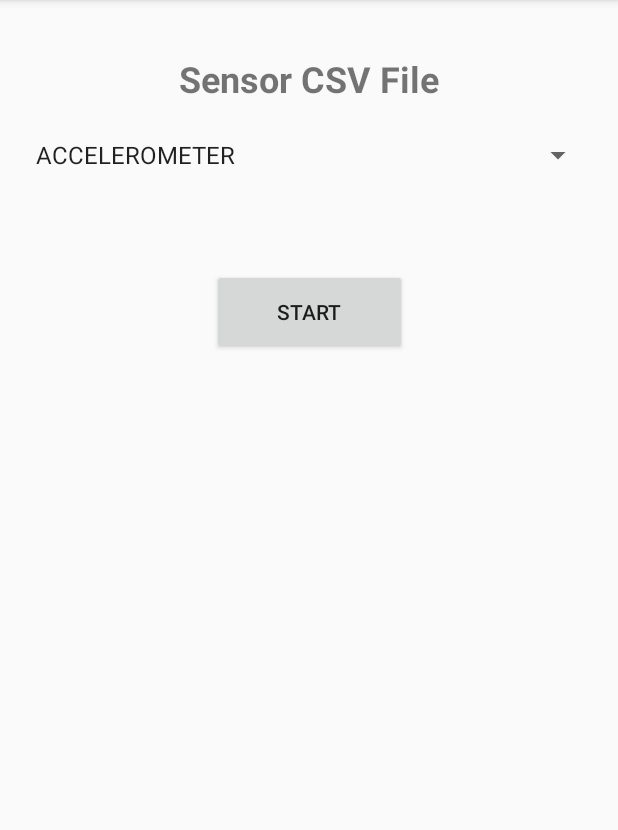
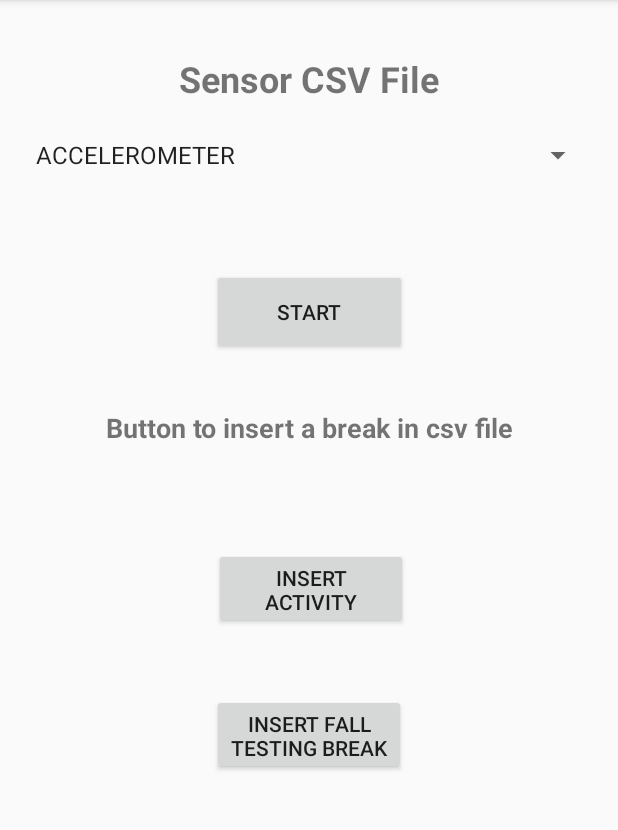
Before and after one commit to YJ1007/SensorLogger, an Android app: the screen it shows after launch (MainActivity), on a phone screen of 412 x 824 dp, the part 84-914 px from its top. Run offline under Robolectric (Android 15) with nearby library versions, the phone set to English and light mode, and no system bars.

Commit message:
added support to log all sensors together in csv

```diff
--- a/app/src/main/java/com/self/sensorlog/MainActivity.java
+++ b/app/src/main/java/com/self/sensorlog/MainActivity.java
@@ -24,6 +24,8 @@ public class MainActivity extends AppCompatActivity implements AdapterView.OnIte
   private static final String TAG = MainActivity.class.getCanonicalName();
   private Spinner sensorSpinner;
   private Button but;
+  private Button setActivity;
+  private Button fallTestStartBut;
   private String selectedSensor = "";
   private SensorBase sb;
   private boolean isRunning = false;
@@ -35,7 +37,8 @@ public class MainActivity extends AppCompatActivity implements AdapterView.OnIte
   public enum SENSORS_LIST {
     ACCELEROMETER,
     GYROSCOPE,
-    GRAVITY_SENSOR
+    GRAVITY_SENSOR,
+    ALL
   }
 
   @Override
@@ -47,7 +50,16 @@ public class MainActivity extends AppCompatActivity implements AdapterView.OnIte
     initSpinner();
     but = findViewById(R.id.startBut);
     but.setText("START");
+
+    setActivity = findViewById(R.id.setActivity);
+    setActivity.setText("insert activity break");
+
+    fallTestStartBut = findViewById(R.id.fallTestStart);
+    fallTestStartBut.setText("insert fall testing break");
+
     if(but != null) but.setOnClickListener(this);
+    if(setActivity != null) setActivity.setOnClickListener(this);
+    if(fallTestStartBut != null) fallTestStartBut.setOnClickListener(this);
   }
 
   private void initSpinner(){
@@ -58,6 +70,7 @@ public class MainActivity extends AppCompatActivity implements AdapterView.OnIte
     sensor_list.add(SENSORS_LIST.ACCELEROMETER);
     sensor_list.add(SENSORS_LIST.GYROSCOPE);
     sensor_list.add(SENSORS_LIST.GRAVITY_SENSOR);
+    sensor_list.add(SENSORS_LIST.ALL);
 
     ArrayAdapter<SENSORS_LIST> dataAdapter = new ArrayAdapter<>(this, android.R.layout.simple_spinner_item, sensor_list);
 
@@ -66,10 +79,28 @@ public class MainActivity extends AppCompatActivity implements AdapterView.OnIte
 
   @Override
   public void onClick(View view) {
-    if (checkSelfPermission(Manifest.permission.WRITE_EXTERNAL_STORAGE) == PackageManager.PERMISSION_GRANTED && checkSelfPermission(Manifest.permission.READ_EXTERNAL_STORAGE) == PackageManager.PERMISSION_GRANTED) {
-      runLogger();
-    } else {
-      requestPermissions(permissions, 200);
+    switch(view.getId()) {
+      case R.id.startBut:
+        if (checkSelfPermission(Manifest.permission.WRITE_EXTERNAL_STORAGE) == PackageManager.PERMISSION_GRANTED && checkSelfPermission(Manifest.permission.READ_EXTERNAL_STORAGE) == PackageManager.PERMISSION_GRANTED) {
+          runLogger();
+        } else {
+          requestPermissions(permissions, 200);
+        }
+        break;
+
+      case R.id.setActivity:
+        if(isRunning)
+          sb.insertActivityBreak();
+        else
+          Toast.makeText(this, "Start logging to insert break", Toast.LENGTH_SHORT).show();
+        break;
+
+      case R.id.fallTestStart:
+        if(isRunning)
+          sb.insertFallBreak();
+        else
+          Toast.makeText(this, "Start logging to insert break", Toast.LENGTH_SHORT).show();
+        break;
     }
   }
 
--- a/app/src/main/res/layout/activity_main.xml
+++ b/app/src/main/res/layout/activity_main.xml
@@ -5,6 +5,20 @@
     android:layout_width="match_parent"
     android:layout_height="match_parent"
     tools:context=".MainActivity">
+
+    <Button
+        android:id="@+id/fallTestStart"
+        android:layout_width="129dp"
+        android:layout_height="54dp"
+        android:layout_marginStart="141dp"
+        android:layout_marginTop="15dp"
+        android:layout_marginEnd="141dp"
+        android:layout_marginBottom="249dp"
+        android:text="Button"
+        app:layout_constraintBottom_toBottomOf="parent"
+        app:layout_constraintEnd_toEndOf="parent"
+        app:layout_constraintStart_toStartOf="parent"
+        app:layout_constraintTop_toBottomOf="@+id/setActivity" />
 
     <TextView
         android:id="@+id/textView"
@@ -44,4 +58,37 @@
         app:layout_constraintStart_toStartOf="parent"
         app:layout_constraintTop_toBottomOf="@+id/sensorPicker" />
 
+    <Button
+        android:id="@+id/setActivity"
+        android:layout_width="129dp"
+        android:layout_height="54dp"
+        android:layout_marginStart="142dp"
+        android:layout_marginTop="21dp"
+        android:layout_marginEnd="140dp"
+        android:layout_marginBottom="26dp"
+        android:text="Button"
+        app:layout_constraintBottom_toTopOf="@+id/fallTestStart"
+        app:layout_constraintEnd_toEndOf="parent"
+        app:layout_constraintStart_toStartOf="parent"
+        app:layout_constraintTop_toBottomOf="@+id/textView2" />
+
+    <TextView
+        android:id="@+id/textView2"
+        android:layout_width="291dp"
+        android:layout_height="47dp"
+        android:layout_marginStart="60dp"
+        android:layout_marginTop="34dp"
+        android:layout_marginEnd="60dp"
+        android:layout_marginBottom="21dp"
+        android:gravity="center_horizontal"
+        android:text="Button to insert a break in csv file"
+        android:textSize="18sp"
+        android:textStyle="bold"
+        android:visibility="visible"
+        app:layout_constraintBottom_toTopOf="@+id/setActivity"
+        app:layout_constraintEnd_toEndOf="parent"
+        app:layout_constraintStart_toStartOf="parent"
+        app:layout_constraintTop_toBottomOf="@+id/startBut"
+        app:layout_constraintVertical_bias="0.47000003" />
+
 </androidx.constraintlayout.widget.ConstraintLayout>
```
Also changed, not shown: app/src/main/java/com/self/sensorlog/SensorBase.java (+72 -8 lines).
